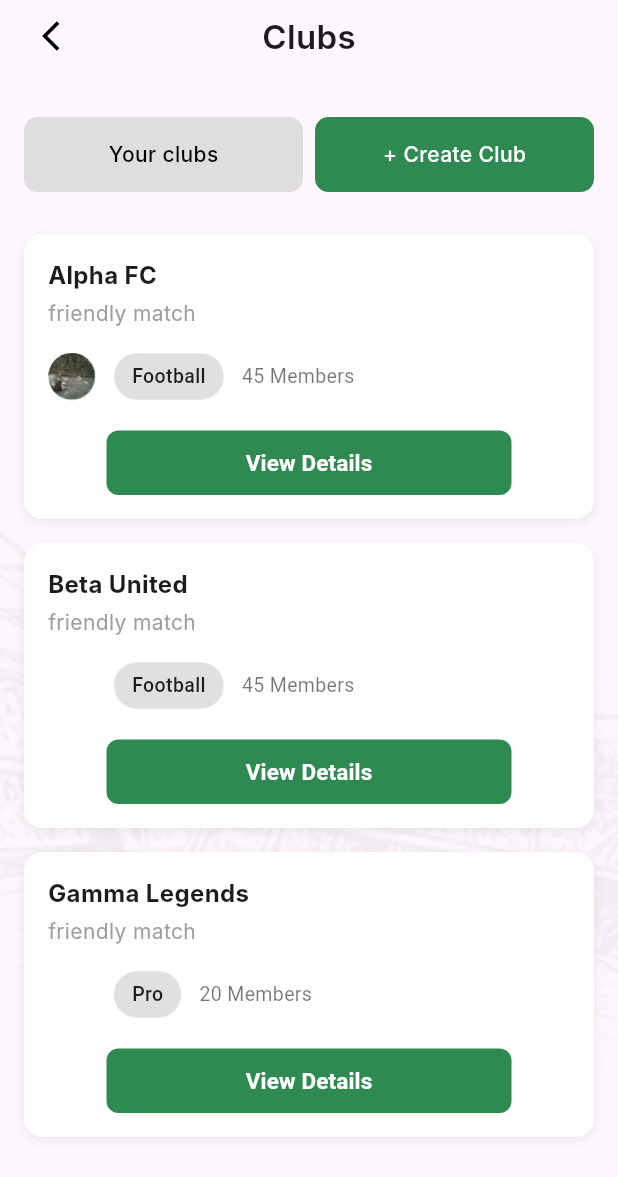
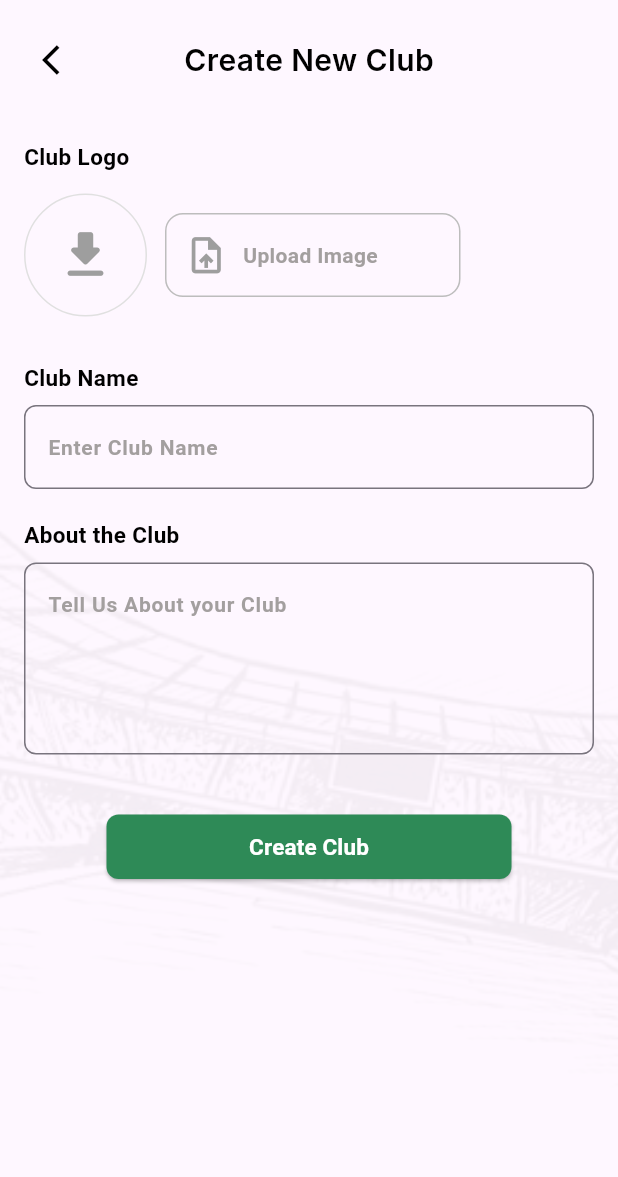
Before and after one commit to hirarajpoot/sports, a Flutter app: the screen it shows after launch, after a tap on "+ Create Club", on a phone screen of 412 x 824 dp. Shown: the top 1177 px of the screen. Run offline on Flutter 3.47's test engine with Material 3 defaults, Android fonts, the phone set to English and light mode, and no system bars; our stand-ins replace get, share_plus; Roboto replaces fonts that are missing (Inter).

Commit message:
sports app

```diff
--- a/lib/AppUi/AppScreens/club_screen.dart
+++ b/lib/AppUi/AppScreens/club_screen.dart
@@ -10,7 +10,7 @@ class ClubsScreen extends StatelessWidget {
   @override
   Widget build(BuildContext context) {
     final controller = Get.put(ClubController());
-    final w = MediaQuery.of(context).size.width;
+    // final w = MediaQuery.of(context).size.width;
 
     return Scaffold(
       body: Stack(
@@ -116,7 +116,7 @@ class ClubsScreen extends StatelessWidget {
                           final club = controller.clubs[index];
                           return ClubCard(
                             club: club,
-                            onTap: () {},
+                             onTap: () => Get.toNamed('/club-details'),
                             showImage: index == 0,
                           );
                         },
--- /dev/null
+++ b/lib/AppUi/AppScreens/create_club_screen.dart
@@ -0,0 +1,197 @@
+import 'package:flutter/material.dart';
+import 'package:get/get.dart';
+import '../../../AppUi/AppScreens/AddPlayersScreen-Widgets/widgets/background_layer.dart';
+import '../Controllers/auth-controllers/club_creation_controller.dart';
+
+class CreateClubScreen extends StatelessWidget {
+  CreateClubScreen({super.key});
+
+  final controller = Get.put(ClubCreationController());
+  final nameController = TextEditingController();
+  final aboutController = TextEditingController();
+
+  @override
+  Widget build(BuildContext context) {
+    return Scaffold(
+      body: Stack(
+        children: [
+          const BackgroundLayer(),
+          SafeArea(
+            child: Padding(
+              padding: const EdgeInsets.all(16),
+              child: SingleChildScrollView(
+                child: Column(
+                  crossAxisAlignment: CrossAxisAlignment.start,
+                  children: [
+                    // Top bar with back button and centered title
+                    Row(
+                      children: [
+                        IconButton(
+                          icon: const Icon(Icons.arrow_back_ios, color: Colors.black),
+                          onPressed: () => Get.back(),
+                        ),
+                        const Expanded(
+                          child: Center(
+                            child: Text(
+                              'Create New Club',
+                              style: TextStyle(
+                                fontSize: 20,
+                                fontWeight: FontWeight.w600,
+                                fontFamily: 'Inter',
+                                color: Colors.black,
+                              ),
+                            ),
+                          ),
+                        ),
+                        const SizedBox(width: 48),
+                      ],
+                    ),
+                    const SizedBox(height: 30),
+
+                    const Text(
+                      'Club Logo',
+                      style: TextStyle(
+                        fontWeight: FontWeight.w600,
+                        fontSize: 15,
+                        color: Colors.black,
+                      ),
+                    ),
+                    const SizedBox(height: 14),
+
+                    // Upload logo row
+                    Row(
+                      children: [
+                        Container(
+                          width: 82,
+                          height: 82,
+                          decoration: BoxDecoration(
+                            shape: BoxShape.circle,
+                            border: Border.all(color: Colors.grey.shade300),
+                          ),
+                          child: const Center(
+                            child: Icon(Icons.download_rounded, size: 41, color: Colors.grey),
+                          ),
+                        ),
+                        const SizedBox(width: 12),
+                        Container(
+                          width: 197,
+                          height: 56,
+                          decoration: BoxDecoration(
+                            border: Border.all(color: Colors.grey.shade400),
+                            borderRadius: BorderRadius.circular(12),
+                          ),
+                          padding: const EdgeInsets.symmetric(horizontal: 12),
+                          child: Row(
+                            children: const [
+                              Icon(Icons.upload_file, size: 29, color: Colors.grey),
+                              SizedBox(width: 10),
+                              Text(
+                                'Upload Image',
+                                style: TextStyle(
+                                  fontWeight: FontWeight.w600,
+                                  fontSize: 14,
+                                  color: Color(0xFFA39F9F),
+                                ),
+                              ),
+                            ],
+                          ),
+                        ),
+                      ],
+                    ),
+
+                    const SizedBox(height: 30),
+
+                    const Text(
+                      'Club Name',
+                      style: TextStyle(
+                        fontWeight: FontWeight.w600,
+                        fontSize: 15,
+                        color: Colors.black,
+                      ),
+                    ),
+                    const SizedBox(height: 8),
+                    TextField(
+                      controller: nameController,
+                      onChanged: controller.setClubName,
+                      decoration: InputDecoration(
+                        hintText: 'Enter Club Name',
+                        hintStyle: const TextStyle(
+                          fontWeight: FontWeight.w600,
+                          fontSize: 14,
+                          color: Color(0xFFA39F9F),
+                        ),
+                        border: OutlineInputBorder(
+                          borderRadius: BorderRadius.circular(8),
+                        ),
+                        filled: false,
+                      ),
+                    ),
+
+                    const SizedBox(height: 20),
+
+                    const Text(
+                      'About the Club',
+                      style: TextStyle(
+                        fontWeight: FontWeight.w600,
+                        fontSize: 15,
+                        color: Colors.black,
+                      ),
+                    ),
+                    const SizedBox(height: 8),
+                    TextField(
+                      controller: aboutController,
+                      onChanged: controller.setAbout,
+                      maxLines: 4,
+                      decoration: InputDecoration(
+                        hintText: 'Tell Us About your Club',
+                        hintStyle: const TextStyle(
+                          fontWeight: FontWeight.w600,
+                          fontSize: 14,
+                          color: Color(0xFFA39F9F),
+                        ),
+                        border: OutlineInputBorder(
+                          borderRadius: BorderRadius.circular(8),
+                        ),
+                        filled: false,
+                      ),
+                    ),
+
+                    const SizedBox(height: 40),
+
+                    // ✅ Create Club Button
+                    Center(
+                      child: SizedBox(
+                        width: 270,
+                        height: 43,
+                        child: ElevatedButton(
+                          style: ElevatedButton.styleFrom(
+                            backgroundColor: const Color(0xFF2E8A57),
+                            shape: RoundedRectangleBorder(
+                              borderRadius: BorderRadius.circular(8),
+                            ),
+                          ),
+                          onPressed: () {
+                            controller.createClub(); // method added in controller
+                            Get.toNamed('/clubs-screen');
+                          },
+                          child: const Text(
+                            'Create Club',
+                            style: TextStyle(
+                              fontWeight: FontWeight.w600,
+                              fontSize: 15,
+                              color: Colors.white,
+                            ),
+                          ),
+                        ),
+                      ),
+                    )
+                  ],
+                ),
+              ),
+            ),
+          ),
+        ],
+      ),
+    );
+  }
+}
--- a/lib/AppUi/Controllers/auth-controllers/club_controller.dart
+++ b/lib/AppUi/Controllers/auth-controllers/club_controller.dart
@@ -29,8 +29,8 @@ class ClubController extends GetxController {
     selectedTab.value = index;
   }
 
-  void goToCreateClub() {
-    selectTab(1);
-    // Future: Navigate to Create Club Screen
+   void goToCreateClub() {
+    Get.back();
+    Get.toNamed('/create-club');
   }
 }
--- /dev/null
+++ b/lib/AppUi/Controllers/auth-controllers/club_creation_controller.dart
@@ -0,0 +1,32 @@
+import 'package:get/get.dart';
+import '../../Models/club_model.dart';
+import 'club_controller.dart';
+
+class ClubCreationController extends GetxController {
+  var clubName = ''.obs;
+  var about = ''.obs;
+  var imagePath = ''.obs;
+
+  void setClubName(String value) => clubName.value = value;
+  void setAbout(String value) => about.value = value;
+  void setImagePath(String path) => imagePath.value = path;
+
+  void clearForm() {
+    clubName.value = '';
+    about.value = '';
+    imagePath.value = '';
+  }
+
+  void createClub() {
+    final newClub = Club(
+      name: clubName.value,
+      matchType: 'Custom',
+      category: 'New',
+      members: 1,
+    );
+
+    final clubController = Get.find<ClubController>();
+    clubController.clubs.add(newClub);
+    clearForm();
+  }
+}
--- a/lib/AppUi/Controllers/auth-controllers/create_tournament_controller.dart
+++ b/lib/AppUi/Controllers/auth-controllers/create_tournament_controller.dart
@@ -1,7 +1,7 @@
 import 'package:flutter/material.dart';
 import 'package:get/get.dart';
 import '../../models/tournament_model.dart';
-import '../../Utlies/routes/app_routes.dart';
+// import '../../Utlies/routes/app_routes.dart';
 
 class CreateTournamentController extends GetxController {
   final TextEditingController nameController = TextEditingController();
--- /dev/null
+++ b/lib/AppUi/Models/club_creation_model.dart
@@ -0,0 +1,11 @@
+class ClubCreationModel {
+  String name;
+  String about;
+  String? imagePath;
+
+  ClubCreationModel({
+    required this.name,
+    required this.about,
+    this.imagePath,
+  });
+}
--- a/lib/AppUi/Utlies/routes/app_routes.dart
+++ b/lib/AppUi/Utlies/routes/app_routes.dart
@@ -20,6 +20,8 @@ import '../../AppScreens/tournament_preview_screen.dart';
 import '../../AppScreens/tournament_screen.dart';
 import '../../AppScreens/challenge_screen.dart';
 import '../../AppScreens/club_screen.dart'; // 👈 NEW IMPORT
+import '../../AppScreens/create_club_screen.dart';
+// import '../../AppScreens/club_summary_screen.dart';
 
 class AppRoutes {
   static const String splashscreen = '/splashscreen';
@@ -44,6 +46,8 @@ class AppRoutes {
   static const String tournamentScreen = '/tournament-screen';
   static const String challengeScreen = '/challenge-screen';
   static const String clubsScreen = '/clubs-screen'; // 👈 NEW ROUTE
+  static const String createClub = '/create-club';
+  static const String clubSummary = '/club-summary';
 
   static final pages = [
     GetPage(name: splash, page: () => Splash()),
@@ -147,5 +151,19 @@ class AppRoutes {
       page: () => ClubsScreen(), // 👈 New screen added here
       transition: Transition.rightToLeft,
     ),
+    GetPage(
+      name: createClub,
+      page: () => CreateClubScreen(),
+      transition: Transition.rightToLeft,
+    ),
+
+    // GetPage(
+    //   name: clubSummary,
+    //   page: () => ClubSummaryScreen(
+    //     name: '', // default, will be replaced via Get.toNamed arguments
+    //     about: '',
+    //   ),
+    //   transition: Transition.rightToLeft,
+    // ),
   ];
 }
```
Also changed, not shown: lib/AppUi/AppScreens/CreateClubScreen/widgets/create_club_buttons.dart (added, +61 -0 lines), lib/AppUi/AppScreens/CreateClubScreen/widgets/create_club_header.dart (added, +31 -0 lines), lib/AppUi/AppScreens/CreateClubScreen/widgets/club_text_field.dart (added), lib/AppUi/AppScreens/CreateClubScreen/widgets/upload_logo_row.dart (added), lib/AppUi/AppScreens/club_summary_screen.dart (added).
